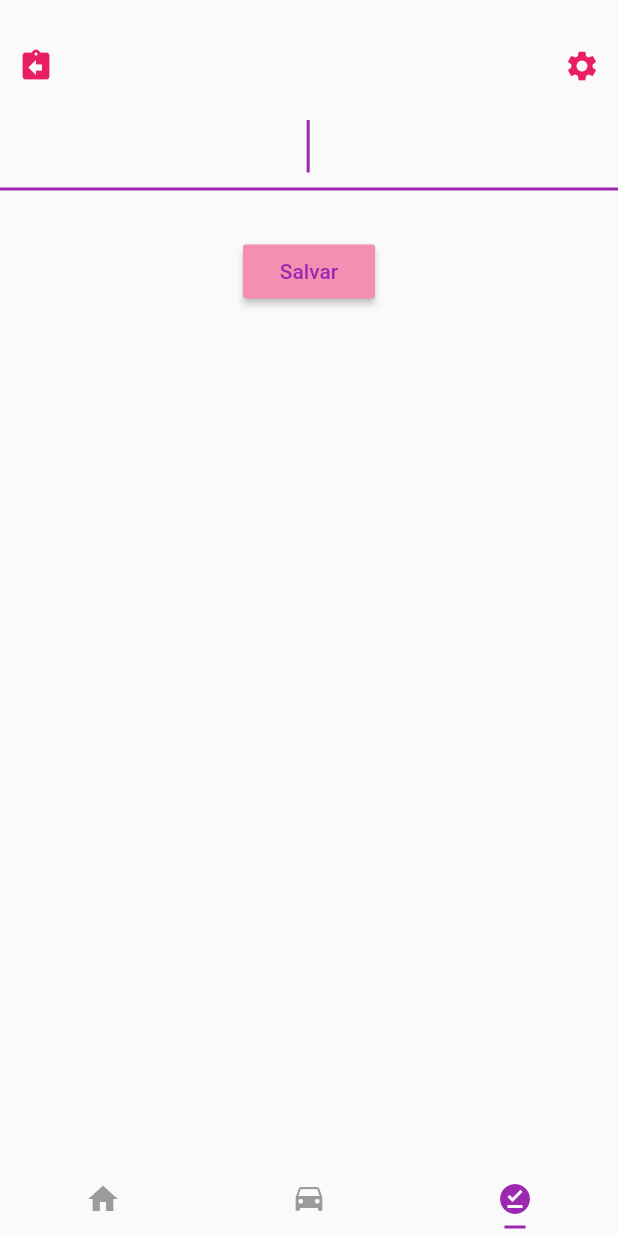
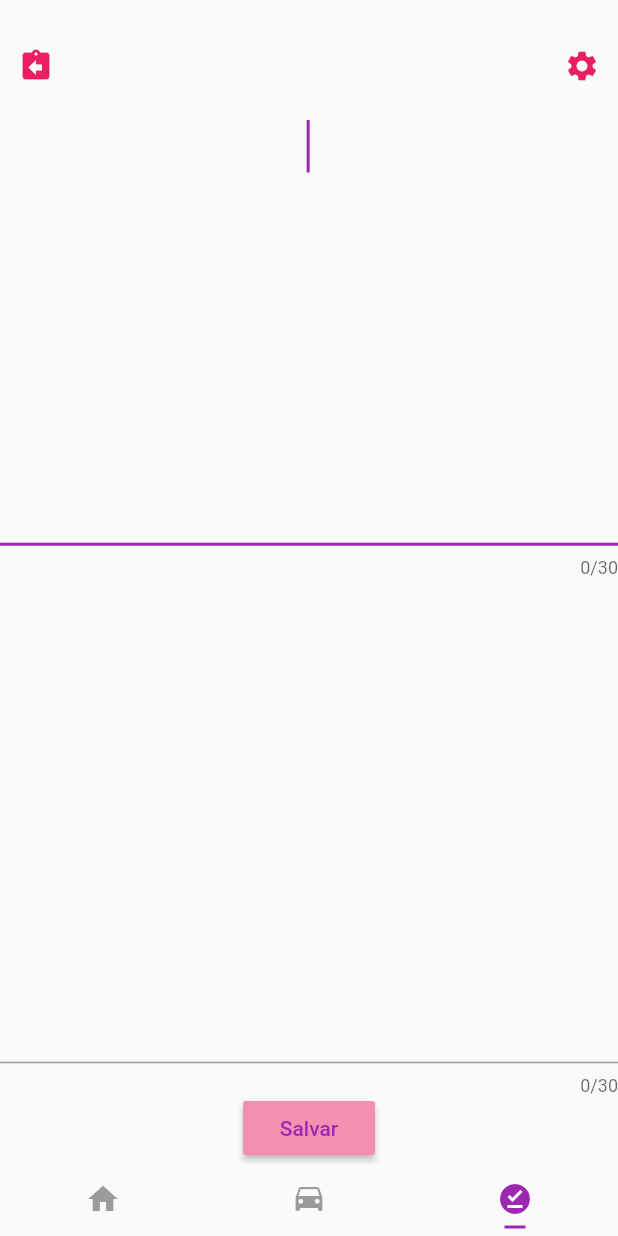
Before and after one commit to anecba/MyPocketSpace, a Flutter app: the screen it shows after launch, item 3 of the bottom bar chosen, on a phone screen of 412 x 824 dp. Run offline on Flutter 3.47's test engine with Material 2 defaults, Android fonts, the phone set to English and light mode, and no system bars; missing offline and left inert: hasura_connect.

Commit message:
Arrumando o erro do renderBox

```diff
--- a/lib/paginas/paginaPrincipal.dart
+++ b/lib/paginas/paginaPrincipal.dart
@@ -18,7 +18,7 @@ class _MinhaPaginaPrincipalState extends State<MinhaPaginaPrincipal> {
     super.initState();
   }
 
-  /* @override
+  /*  @override
   void dispose() {
     notes.close();
     super.dispose();
@@ -43,14 +43,8 @@ class _MinhaPaginaPrincipalState extends State<MinhaPaginaPrincipal> {
         },
         stream: notes.stream,
       ),
-      floatingActionButton: FloatingActionButton(
-          child: Icon(Icons.add),
-          onPressed: () {
-            Navigator.push(
-                context,
-                MaterialPageRoute(
-                    builder: (context) => (TelaCriarAnotacoes())));
-          }),
+      floatingActionButton:
+          FloatingActionButton(child: Icon(Icons.add), onPressed: () {}),
     );
   }
 }
@@ -68,73 +62,6 @@ Widget menuSuperior() {
     ),
   );
 }
-/*
-Widget pesquisa() {
-  return Container(
-    decoration: BoxDecoration(
-      color: Colors.black12.withOpacity(0.1),
-      borderRadius: BorderRadius.all(
-        Radius.circular(128),
-      ),
-    ),
-    child: Row(
-      children: <Widget>[
-        Icon(Icons.search),
-        TextFormField(
-          autofocus: true,
-          keyboardType: TextInputType.text,
-          decoration: InputDecoration(
-            labelText: "Pesquisa...",
-            labelStyle: TextStyle(
-              color: Colors.blue,
-              fontWeight: FontWeight.w400,
-              fontSize: 16,
-            ),
-          ),
-        ),
-      ],
-    ),
-  );
-}
-
-Widget listaCategorias() {
-  return Container(
-    height: 90,
-    child: ListView(
-      scrollDirection: Axis.horizontal,
-      children: <Widget>[
-        itemCategoria(),
-        itemCategoria(),
-        itemCategoria(),
-        itemCategoria(),
-        itemCategoria(),
-        itemCategoria(),
-        itemCategoria(),
-        itemCategoria(),
-      ],
-    ),
-  );
-}
-
-Widget itemCategoria() {
-  return Container(
-    width: 70,
-    height: 70,
-    margin: EdgeInsets.all(10),
-    padding: EdgeInsets.all(10),
-    decoration: BoxDecoration(
-        color: Colors.white,
-        boxShadow: [
-          BoxShadow(
-            color: Colors.black12,
-            offset: Offset(1, 1),
-            blurRadius: 5,
-            spreadRadius: 2,
-          ),
-        ],
-        borderRadius: BorderRadius.all(Radius.circular(64))),
-  );
-} */
 
 Widget expansedTile(Note note) {
   return Container(
--- a/lib/paginas/tabs.page.dart
+++ b/lib/paginas/tabs.page.dart
@@ -11,7 +11,7 @@ class TabsPage extends StatelessWidget {
         children: <Widget>[
           MinhaPaginaPrincipal(),
           LoginPage(),
-          TelaCriarAnotacoes()
+          PaginaCriarAnotacoes()
         ],
       ),
       bottomNavigationBar: TabBar(
--- a/lib/paginas/telaCriandoAnotacoes.dart
+++ b/lib/paginas/telaCriandoAnotacoes.dart
@@ -1,30 +1,14 @@
 import 'package:flutter/material.dart';
 import '../main.dart';
-
-class TelaCriarAnotacoes extends StatelessWidget {
-  @override
-  Widget build(BuildContext context) {
-    return MaterialApp(
-      debugShowCheckedModeBanner: false,
-      title: 'My Pocket Space',
-      //o app utiliza o theme como cores da fonte. Isso influencia no expansedTile.
-      theme: ThemeData(primarySwatch: Colors.purple),
-      home: PaginaCriarAnotacoes(),
-    );
-  }
-}
 
 class PaginaCriarAnotacoes extends StatelessWidget {
   @override
   Widget build(BuildContext context) {
     return Scaffold(
-        body: Flex(
-      direction: Axis.vertical,
-      children: <Widget>[
-        Expanded(
-          child: SingleChildScrollView(
+      body: Container(
+        height: MediaQuery.of(context).size.height,
         child: Column(
-              mainAxisSize: MainAxisSize.min,
+          mainAxisAlignment: MainAxisAlignment.center,
           children: <Widget>[
             SizedBox(height: 20),
             Container(
@@ -44,44 +28,43 @@ class PaginaCriarAnotacoes extends StatelessWidget {
                 ],
               ),
             ),
-                TextFormField(
+            Expanded(
+              child: TextFormField(
+                expands: true,
                 autofocus: true,
                 textAlign: TextAlign.center,
                 keyboardType: TextInputType.text,
+                maxLines: null,
+                maxLength: 30,
                 style: TextStyle(
                   fontSize: 30,
                 ),
               ),
+            ),
             SizedBox(height: 30),
-                /* Container(
-                  child: Expanded(
+            Expanded(
               child: TextFormField(
-                      //autofocus: true,
+                expands: true,
+                autofocus: true,
                 textAlign: TextAlign.center,
                 keyboardType: TextInputType.text,
+                maxLines: null,
+                maxLength: 30,
                 style: TextStyle(
-                        fontSize: 20,
+                  fontSize: 30,
                 ),
               ),
             ),
-                ), */
             RaisedButton(
               padding: const EdgeInsets.all(8.0),
               textColor: Colors.purple,
               color: Colors.pink[200],
-                  onPressed: () {
-                    Navigator.push(
-                        context,
-                        MaterialPageRoute(
-                            builder: (context) => (PaginaPrincipal())));
-                  },
+              onPressed: () {},
               child: Text("Salvar"),
             ),
           ],
         ),
       ),
-        ),
-      ],
-    ));
+    );
   }
 }
```
Also changed, not shown: lib/paginas/drawer.dart (deleted, +0 -131 lines). Lines whose indentation alone changed are shown as unchanged.
